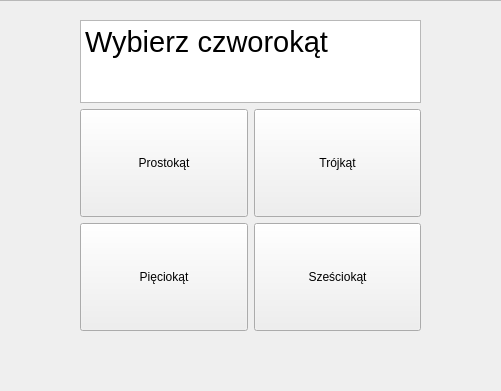
KwRafik/GeometryCalc, file PyramidBase.ui: the form before one commit; both pictures show x 130 to 631 and y 0 to 391 of the 800 by 600 pixel window.
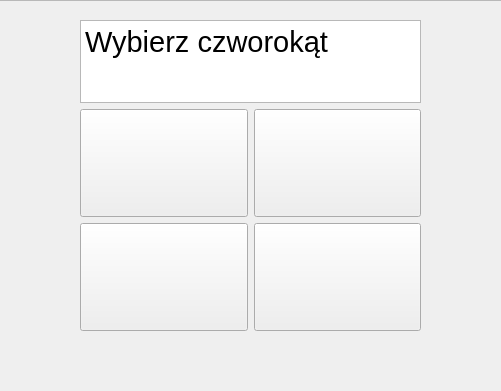
The form after the commit. Icons and pictures are not drawn.

Diff of the .ui file:
```diff
--- a/PyramidBase.ui
+++ b/PyramidBase.ui
@@ -75,7 +75,7 @@
 </string>
         </property>
         <property name="text">
-         <string>Trójkąt</string>
+         <string/>
         </property>
        </widget>
       </item>
@@ -87,7 +87,7 @@
 </string>
         </property>
         <property name="text">
-         <string>Prostokąt</string>
+         <string/>
         </property>
        </widget>
       </item>
@@ -99,7 +99,7 @@
 </string>
         </property>
         <property name="text">
-         <string>Pięciokąt</string>
+         <string/>
         </property>
        </widget>
       </item>
@@ -111,7 +111,7 @@
 </string>
         </property>
         <property name="text">
-         <string>Sześciokąt</string>
+         <string/>
         </property>
        </widget>
       </item>
```
Left out of the diff: 4 changed lines with no effect on the pictures.
